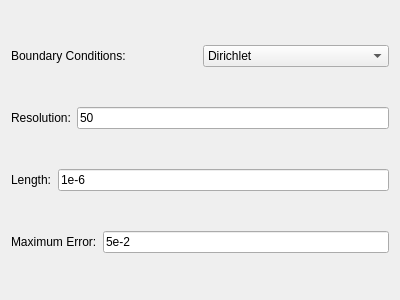
Before: the Qt Designer form option_dialog.ui in siqad/PoisSolvers, drawn with Qt 5.
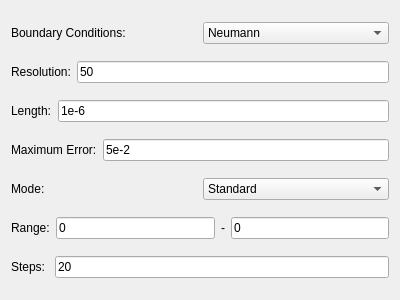
After: the same form once the commit is applied.

Patch:
```diff
--- a/option_dialog.ui
+++ b/option_dialog.ui
@@ -25,11 +25,6 @@
      </item>
      <item>
       <widget class="QComboBox" name="combo_bcs">
-       <item>
-        <property name="text">
-         <string>Dirichlet</string>
-        </property>
-       </item>
        <item>
         <property name="text">
          <string>Neumann</string>
@@ -98,6 +93,81 @@
      </item>
     </layout>
    </item>
+   <item>
+    <layout class="QHBoxLayout" name="mode_hl">
+     <item>
+      <widget class="QLabel" name="label_mode">
+       <property name="text">
+        <string>Mode: </string>
+       </property>
+      </widget>
+     </item>
+     <item>
+      <widget class="QComboBox" name="combo_mode">
+       <item>
+        <property name="text">
+         <string>Standard</string>
+        </property>
+       </item>
+       <item>
+        <property name="text">
+         <string>Clock</string>
+        </property>
+       </item>
+      </widget>
+     </item>
+    </layout>
+   </item>
+   <item>
+    <layout class="QHBoxLayout" name="range_hl">
+     <item>
+      <widget class="QLabel" name="label_range">
+       <property name="text">
+        <string>Range:</string>
+       </property>
+      </widget>
+     </item>
+     <item>
+      <widget class="QLineEdit" name="le_low_pot">
+       <property name="text">
+        <string>0</string>
+       </property>
+      </widget>
+     </item>
+     <item>
+      <widget class="QLabel" name="label_dash">
+       <property name="text">
+        <string>-</string>
+       </property>
+      </widget>
+     </item>
+     <item>
+      <widget class="QLineEdit" name="le_high_pot">
+       <property name="text">
+        <string>0</string>
+       </property>
+      </widget>
+     </item>
+    </layout>
+   </item>
+   <item>
+    <layout class="QHBoxLayout" name="steps_hl">
+     <item>
+      <widget class="QLabel" name="label_steps">
+       <property name="text">
+        <string>Steps: </string>
+       </property>
+      </widget>
+     </item>
+     <item>
+      <widget class="QLineEdit" name="le_steps">
+       <property name="text">
+        <string>20</string>
+       </property>
+      </widget>
+     </item>
+    </layout>
+   </item>
   </layout>
  </widget>
  <resources/>
```
Left out of the diff: 5 changed lines with no effect on the pictures.
